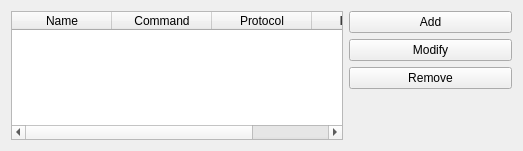
The window that src/enginesettings.ui (KDE/knights) describes before a commit, drawn with Qt 5.
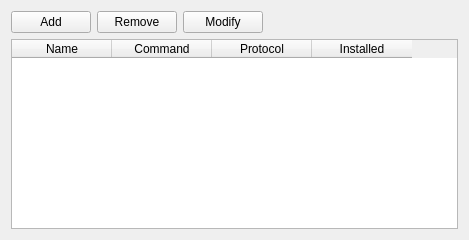
The same window after the commit. Custom widgets are drawn as their Qt base class.

Commit message: Rework the dialogs to be more consistent and conforming to HIG

Patch:
```diff
--- a/src/enginesettings.ui
+++ b/src/enginesettings.ui
@@ -6,15 +6,53 @@
    <rect>
     <x>0</x>
     <y>0</y>
-    <width>523</width>
-    <height>151</height>
+    <width>469</width>
+    <height>240</height>
    </rect>
   </property>
   <property name="windowTitle">
    <string>Form</string>
   </property>
-  <layout class="QGridLayout" name="gridLayout">
-   <item row="1" column="0" rowspan="4" colspan="2">
+  <layout class="QVBoxLayout" name="verticalLayout">
+   <item>
+    <layout class="QHBoxLayout" name="horizontalLayout">
+     <item>
+      <widget class="KPushButton" name="addButton">
+       <property name="text">
+        <string>Add</string>
+       </property>
+      </widget>
+     </item>
+     <item>
+      <widget class="KPushButton" name="removeButton">
+       <property name="text">
+        <string>Remove</string>
+       </property>
+      </widget>
+     </item>
+     <item>
+      <widget class="KPushButton" name="modifyButton">
+       <property name="text">
+        <string>Modify</string>
+       </property>
+      </widget>
+     </item>
+     <item>
+      <spacer name="horizontalSpacer">
+       <property name="orientation">
+        <enum>Qt::Horizontal</enum>
+       </property>
+       <property name="sizeHint" stdset="0">
+        <size>
+         <width>40</width>
+         <height>20</height>
+        </size>
+       </property>
+      </spacer>
+     </item>
+    </layout>
+   </item>
+   <item>
     <widget class="QTableWidget" name="tableWidget">
      <property name="editTriggers">
       <set>QAbstractItemView::NoEditTriggers</set>
@@ -53,40 +91,6 @@
      </column>
     </widget>
    </item>
-   <item row="3" column="2">
-    <widget class="KPushButton" name="removeButton">
-     <property name="text">
-      <string>Remove</string>
-     </property>
-    </widget>
-   </item>
-   <item row="1" column="2">
-    <widget class="KPushButton" name="addButton">
-     <property name="text">
-      <string>Add</string>
-     </property>
-    </widget>
-   </item>
-   <item row="2" column="2">
-    <widget class="KPushButton" name="modifyButton">
-     <property name="text">
-      <string>Modify</string>
-     </property>
-    </widget>
-   </item>
-   <item row="4" column="2">
-    <spacer name="verticalSpacer">
-     <property name="orientation">
-      <enum>Qt::Vertical</enum>
-     </property>
-     <property name="sizeHint" stdset="0">
-      <size>
-       <width>20</width>
-       <height>40</height>
-      </size>
-     </property>
-    </spacer>
-   </item>
   </layout>
  </widget>
  <customwidgets>
```
The commit also changes 2 other files.
